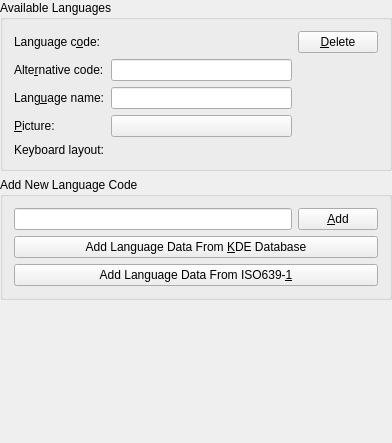
Above: kvoctrain/common-dialogs/languageoptionsbase.ui from KDE/parley before the change. Below: the same form after it.
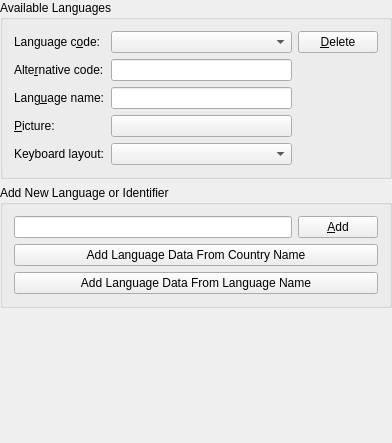
That is the form after the change. Custom widgets are drawn as their Qt base class.

Commit message:
Better use of internal KDE data and functions for retrieval of language information.
BUG:143745
BUG:143746

```diff
--- a/kvoctrain/common-dialogs/languageoptionsbase.ui
+++ b/kvoctrain/common-dialogs/languageoptionsbase.ui
@@ -16,7 +16,19 @@
    <property name="margin" >
     <number>0</number>
    </property>
-   <property name="spacing" >
+   <property name="topMargin" >
+    <number>0</number>
+   </property>
+   <property name="rightMargin" >
+    <number>0</number>
+   </property>
+   <property name="bottomMargin" >
+    <number>0</number>
+   </property>
+   <property name="horizontalSpacing" >
+    <number>6</number>
+   </property>
+   <property name="verticalSpacing" >
     <number>6</number>
    </property>
    <item row="0" column="0" >
@@ -28,7 +40,19 @@
       <property name="margin" >
        <number>11</number>
       </property>
-      <property name="spacing" >
+      <property name="topMargin" >
+       <number>11</number>
+      </property>
+      <property name="rightMargin" >
+       <number>11</number>
+      </property>
+      <property name="bottomMargin" >
+       <number>11</number>
+      </property>
+      <property name="horizontalSpacing" >
+       <number>6</number>
+      </property>
+      <property name="verticalSpacing" >
        <number>6</number>
       </property>
       <item row="0" column="2" >
@@ -188,9 +212,7 @@
       <item row="4" column="0" >
        <widget class="QLabel" name="label_kblayout" >
         <property name="sizePolicy" >
-         <sizepolicy>
-          <hsizetype>1</hsizetype>
-          <vsizetype>0</vsizetype>
+         <sizepolicy vsizetype="Fixed" hsizetype="Minimum" >
           <horstretch>0</horstretch>
           <verstretch>0</verstretch>
          </sizepolicy>
@@ -215,13 +237,25 @@
    <item row="1" column="0" >
     <widget class="QGroupBox" name="GroupBox2" >
      <property name="title" >
-      <string>Add New Language Code</string>
+      <string>Add New Language or Identifier</string>
      </property>
      <layout class="QGridLayout" >
       <property name="margin" >
        <number>11</number>
       </property>
-      <property name="spacing" >
+      <property name="topMargin" >
+       <number>11</number>
+      </property>
+      <property name="rightMargin" >
+       <number>11</number>
+      </property>
+      <property name="bottomMargin" >
+       <number>11</number>
+      </property>
+      <property name="horizontalSpacing" >
+       <number>6</number>
+      </property>
+      <property name="verticalSpacing" >
        <number>6</number>
       </property>
       <item row="1" column="0" colspan="2" >
@@ -233,7 +267,7 @@
          <string>Pressing this button opens a menu that contains all the countries that are known in your KDE installation. Ordered by country you can add your desired language properties to your personal list.</string>
         </property>
         <property name="text" >
-         <string>Add Language Data From &amp;KDE Database</string>
+         <string>Add Language Data From Country Name</string>
         </property>
        </widget>
       </item>
@@ -246,7 +280,7 @@
          <string>Pressing this button opens a menu that contains all the language codes that are covered by &quot;ISO639-1&quot;</string>
         </property>
         <property name="text" >
-         <string>Add Language Data From ISO639-&amp;1</string>
+         <string>Add Language Data From Language Name</string>
         </property>
         <property name="shortcut" >
          <string>Alt+1</string>
@@ -269,9 +303,7 @@
       <item row="0" column="0" >
        <widget class="QLineEdit" name="e_newName" >
         <property name="sizePolicy" >
-         <sizepolicy>
-          <hsizetype>3</hsizetype>
-          <vsizetype>1</vsizetype>
+         <sizepolicy vsizetype="Minimum" hsizetype="MinimumExpanding" >
           <horstretch>0</horstretch>
           <verstretch>0</verstretch>
          </sizepolicy>
@@ -310,7 +342,7 @@
  <customwidgets>
   <customwidget>
    <class>KComboBox</class>
-   <extends></extends>
+   <extends>QComboBox</extends>
    <header>kcombobox.h</header>
    <container>0</container>
    <pixmap></pixmap>
```
Left out of the diff: 35 changed lines with no effect on the pictures. The commit also changes 2 other files.
